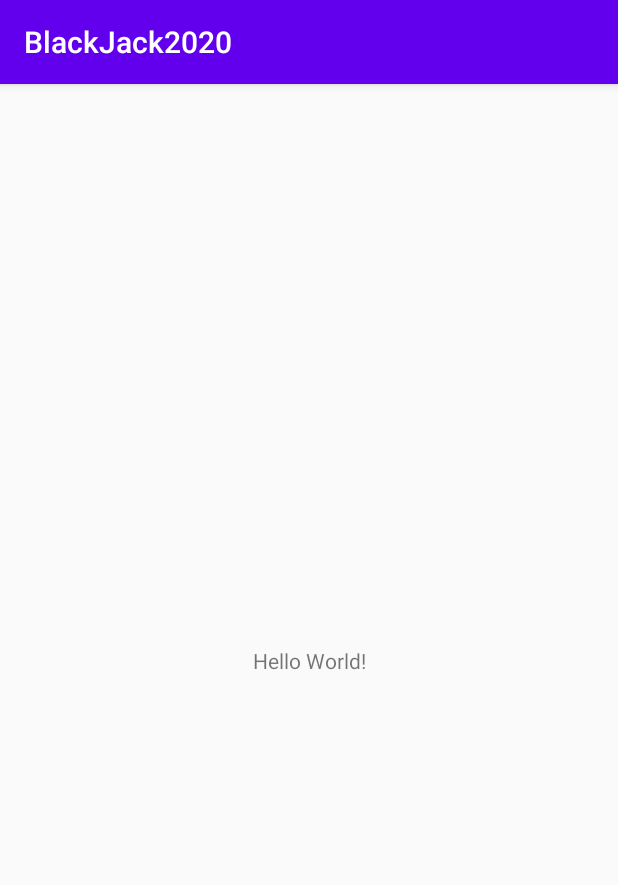
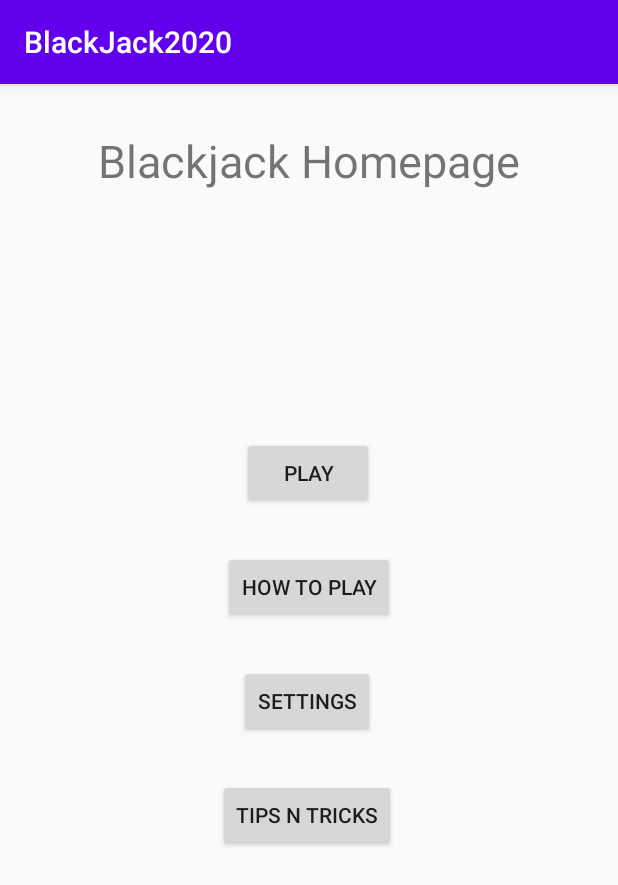
Before and after one commit to adao1220/Cosc_435_BlackJack2020, an Android app: the screen it shows after launch (MainActivity), on a phone screen of 412 x 824 dp. Shown: the top 885 px of the screen. Run offline under Robolectric (Android 15) with nearby library versions, the phone set to English and light mode, and no system bars.

Commit message:
Created Homepage and buttons, buttons not functional

```diff
--- a/app/src/main/res/layout/activity_main.xml
+++ b/app/src/main/res/layout/activity_main.xml
@@ -7,12 +7,59 @@
     tools:context=".MainActivity">
 
     <TextView
+        android:id="@+id/hp_title_tv"
         android:layout_width="wrap_content"
         android:layout_height="wrap_content"
-        android:text="Hello World!"
+        android:text="@string/hp_title_tv"
+        android:textSize="30sp"
         app:layout_constraintBottom_toBottomOf="parent"
+        app:layout_constraintHorizontal_bias="0.498"
         app:layout_constraintLeft_toLeftOf="parent"
         app:layout_constraintRight_toRightOf="parent"
-        app:layout_constraintTop_toTopOf="parent" />
+        app:layout_constraintTop_toTopOf="parent"
+        app:layout_constraintVertical_bias="0.042" />
+
+    <Button
+        android:id="@+id/hp_play_btn"
+        android:layout_width="wrap_content"
+        android:layout_height="wrap_content"
+        android:layout_marginTop="164dp"
+        android:text="@string/hp_play_btn"
+        app:layout_constraintEnd_toEndOf="parent"
+        app:layout_constraintHorizontal_bias="0.498"
+        app:layout_constraintStart_toStartOf="parent"
+        app:layout_constraintTop_toBottomOf="@+id/hp_title_tv" />
+
+    <Button
+        android:id="@+id/hp_settings_btn"
+        android:layout_width="wrap_content"
+        android:layout_height="wrap_content"
+        android:layout_marginTop="28dp"
+        android:text="@string/hp_settings_btn"
+        app:layout_constraintEnd_toEndOf="parent"
+        app:layout_constraintHorizontal_bias="0.495"
+        app:layout_constraintStart_toStartOf="parent"
+        app:layout_constraintTop_toBottomOf="@+id/hp_how_to_play_btn" />
+
+    <Button
+        android:id="@+id/hp_tips_btn"
+        android:layout_width="wrap_content"
+        android:layout_height="wrap_content"
+        android:layout_marginTop="28dp"
+        android:text="@string/hp_tips_btn"
+        app:layout_constraintEnd_toEndOf="parent"
+        app:layout_constraintHorizontal_bias="0.496"
+        app:layout_constraintStart_toStartOf="parent"
+        app:layout_constraintTop_toBottomOf="@+id/hp_settings_btn" />
+
+    <Button
+        android:id="@+id/hp_how_to_play_btn"
+        android:layout_width="wrap_content"
+        android:layout_height="wrap_content"
+        android:layout_marginTop="28dp"
+        android:text="@string/hp_how_to_play_btn"
+        app:layout_constraintEnd_toEndOf="parent"
+        app:layout_constraintStart_toStartOf="parent"
+        app:layout_constraintTop_toBottomOf="@+id/hp_play_btn" />
 
 </androidx.constraintlayout.widget.ConstraintLayout>
--- a/app/src/main/res/values/strings.xml
+++ b/app/src/main/res/values/strings.xml
@@ -1,3 +1,8 @@
 <resources>
     <string name="app_name">BlackJack2020</string>
+    <string name="hp_title_tv">Blackjack Homepage</string>
+    <string name="hp_play_btn">Play</string>
+    <string name="hp_how_to_play_btn">How to play</string>
+    <string name="hp_settings_btn">Settings</string>
+    <string name="hp_tips_btn">Tips N Tricks</string>
 </resources>
```
